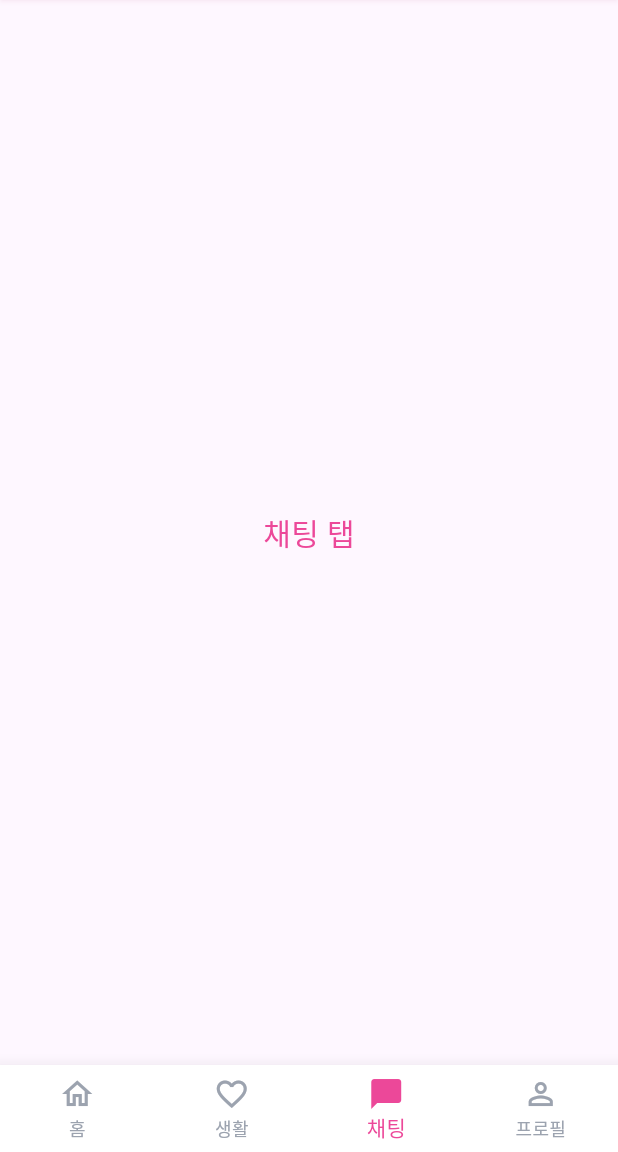
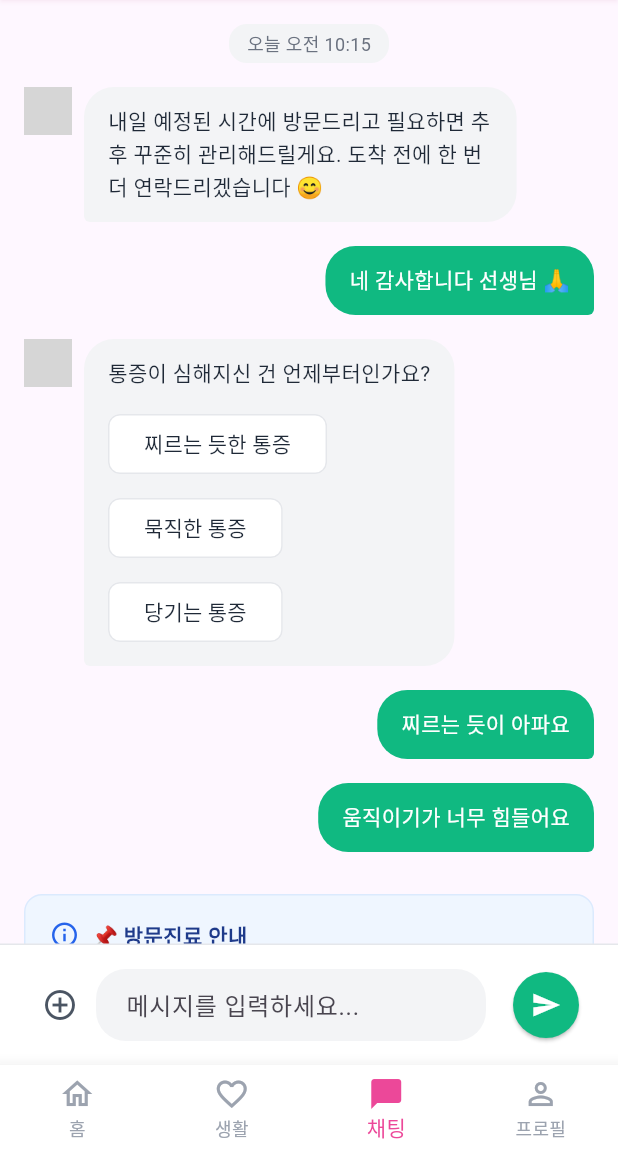
Before and after one commit to todo0157/medicalstandard, a Flutter app: the MainAppShellScreen screen opened directly, item 3 of the bottom bar chosen, on a phone screen of 412 x 824 dp, the part 84-1236 px from its top. Run offline on Flutter 3.47's test engine with Material 3 defaults, Android fonts, the phone set to English and light mode, and no system bars; missing offline and left inert: kakao_flutter_sdk; network calls fail; grey boxes are pictures that could not be loaded.

Commit message:
채팅창 구현 완료

```diff
--- /dev/null
+++ b/lib/chat_screen.dart
@@ -0,0 +1,585 @@
+import 'package:flutter/material.dart';
+
+// 11쪽_채팅화면.html의 Primary Color (#10B981) 반영
+const Color kChatPrimaryGreen = Color(0xFF10B981);
+const Color kChatBubbleGray = Color(0xFFF3F4F6); // secondary
+const Color kDarkGray = Color(0xFF1F2937);
+const Color kGrayText = Color(0xFF6B7280);
+
+class ChatScreen extends StatefulWidget {
+  const ChatScreen({super.key});
+
+  @override
+  State<ChatScreen> createState() => _ChatScreenState();
+}
+
+class _ChatScreenState extends State<ChatScreen> {
+  final TextEditingController _chatController = TextEditingController();
+  final ScrollController _scrollController = ScrollController();
+
+  List<Widget> _chatMessages = [];
+  bool _isInit = true;
+
+  @override
+  void initState() {
+    super.initState();
+  }
+
+  @override
+  void didChangeDependencies() {
+    super.didChangeDependencies();
+    if (_isInit) {
+      // 초기 샘플 메시지 로드
+      _chatMessages = [
+        _buildTimestamp("오늘 오전 10:15"),
+        _buildDoctorMessage("내일 예정된 시간에 방문드리고 필요하면 추후 꾸준히 관리해드릴게요. 도착 전에 한 번 더 연락드리겠습니다 😊"),
+        _buildUserMessage("네 감사합니다 선생님 🙏"),
+        _buildDoctorOptionsMessage(),
+        _buildUserMessage("찌르는 듯이 아파요"),
+        _buildUserMessage("움직이기가 너무 힘들어요"),
+        _buildInfoCard(), // 방문진료 안내 카드
+        _buildSuccessCard(), // 방문진료 예약 완료 카드
+      ];
+      _isInit = false; // 초기화 완료
+    }
+  }
+
+
+  @override
+  void dispose() {
+    _chatController.dispose();
+    _scrollController.dispose();
+    super.dispose();
+  }
+
+  // 채팅 전송 로직
+  void _handleSendMessage(String text) {
+    final message = text.trim();
+    if (message.isEmpty) return;
+
+    _chatController.clear();
+
+    setState(() {
+      _chatMessages.add(_buildUserMessage(message));
+    });
+
+    _scrollToBottom();
+  }
+
+  // 시스템 메시지(안내) 추가 로직
+  void _addSystemMessage(String text) {
+    setState(() {
+      _chatMessages.add(_buildSystemMessageWidget(text));
+    });
+    _scrollToBottom();
+  }
+
+  // 맨 아래로 스크롤하는 유틸리티
+  void _scrollToBottom() {
+    Future.delayed(const Duration(milliseconds: 50), () {
+      if (_scrollController.hasClients) {
+        _scrollController.animateTo(
+          _scrollController.position.maxScrollExtent,
+          duration: const Duration(milliseconds: 300),
+          curve: Curves.easeOut,
+        );
+      }
+    });
+  }
+
+
+  @override
+  Widget build(BuildContext context) {
+    return Column(
+      children: [
+        // 1. 채팅 메시지 스크롤 영역 (동적으로 변경)
+        Expanded(
+          child: ListView.builder(
+            controller: _scrollController,
+            padding: const EdgeInsets.all(16.0),
+            itemCount: _chatMessages.length,
+            itemBuilder: (context, index) {
+              return _chatMessages[index];
+            },
+          ),
+        ),
+
+        // 2. 하단 메시지 입력창
+        _buildChatInputBar(),
+      ],
+    );
+  }
+
+  // [수정됨] 방문진료 요청 모달 (image_36072a.png)
+  void _showVisitRequestModal(BuildContext context) {
+    showModalBottomSheet(
+      context: context,
+      backgroundColor: Colors.white,
+      isScrollControlled: true,
+      shape: const RoundedRectangleBorder(
+        borderRadius: BorderRadius.only(
+          topLeft: Radius.circular(24),
+          topRight: Radius.circular(24),
+        ),
+      ),
+      builder: (BuildContext context) {
+        // [수정됨] 모달 내의 상태(선택된 시간)를 관리하기 위해 StatefulBuilder 사용
+        return StatefulBuilder(
+          builder: (BuildContext context, StateSetter setModalState) {
+            // 모달 내부에서 사용할 상태 변수
+            final TextEditingController addressController = TextEditingController(text: "서울시 강남구 삼성동 100-1, 101동 1503호");
+            String selectedTime = "오늘 오후 2:00";
+            final List<String> timeOptions = ["오늘 오후 2:00", "오늘 오후 3:00", "오늘 오후 4:00"];
+
+            return Padding(
+              padding: EdgeInsets.only(
+                bottom: MediaQuery.of(context).viewInsets.bottom,
+                left: 24,
+                right: 24,
+                top: 16,
+              ),
+              child: Column(
+                mainAxisSize: MainAxisSize.min,
+                crossAxisAlignment: CrossAxisAlignment.start,
+                children: [
+                  // 모달 상단 핸들
+                  Center(
+                    child: Container(
+                      width: 48,
+                      height: 4,
+                      decoration: BoxDecoration(
+                        color: Colors.grey[300],
+                        borderRadius: BorderRadius.circular(2),
+                      ),
+                    ),
+                  ),
+                  const SizedBox(height: 24),
+                  // 헤더
+                  const Center(
+                    child: Text(
+                      "방문진료 요청",
+                      style: TextStyle(fontSize: 20, fontWeight: FontWeight.bold, color: kDarkGray),
+                    ),
+                  ),
+                  const SizedBox(height: 24),
+                  // 안내 박스 (image_36072a.png의 초록색 박스)
+                  Container(
+                    padding: const EdgeInsets.all(12),
+                    decoration: BoxDecoration(
+                      color: kChatPrimaryGreen.withOpacity(0.1),
+                      borderRadius: BorderRadius.circular(8),
+                    ),
+                    child: const Row(
+                      mainAxisAlignment: MainAxisAlignment.center,
+                      children: [
+                        Icon(Icons.check_circle, color: kChatPrimaryGreen, size: 20),
+                        SizedBox(width: 8),
+                        Text(
+                          "현재 환자는 재진 환자입니다 → 방문진료 가능",
+                          style: TextStyle(color: kChatPrimaryGreen, fontWeight: FontWeight.w500),
+                        ),
+                      ],
+                    ),
+                  ),
+                  const SizedBox(height: 24),
+
+                  // 환자 정보 (image_374a60.png 반영)
+                  const Text("환자 정보", style: TextStyle(fontSize: 14, color: kGrayText)),
+                  const SizedBox(height: 4),
+                  Container(
+                    width: double.infinity,
+                    padding: const EdgeInsets.all(12),
+                    decoration: BoxDecoration(
+                      color: Colors.grey[100],
+                      borderRadius: BorderRadius.circular(8),
+                    ),
+                    child: const Column(
+                      crossAxisAlignment: CrossAxisAlignment.start,
+                      children: [
+                        Text("이름: 박영수 (남, 65세)", style: TextStyle(fontSize: 16, color: kDarkGray, fontWeight: FontWeight.w500)),
+                        SizedBox(height: 4),
+                        Text("최근 진료: 2024.01.15 (요통 치료)", style: TextStyle(fontSize: 14, color: kGrayText)),
+                      ],
+                    ),
+                  ),
+                  const SizedBox(height: 16),
+
+                  // [수정됨] 방문 주소 (TextField로 변경)
+                  const Text("방문 주소", style: TextStyle(fontSize: 14, color: kGrayText)),
+                  const SizedBox(height: 4),
+                  TextField(
+                    controller: addressController,
+                    decoration: InputDecoration(
+                      filled: true,
+                      fillColor: Colors.grey[100],
+                      border: OutlineInputBorder(
+                        borderRadius: BorderRadius.circular(8),
+                        borderSide: BorderSide(color: Colors.grey[300]!),
+                      ),
+                      enabledBorder: OutlineInputBorder(
+                        borderRadius: BorderRadius.circular(8),
+                        borderSide: BorderSide(color: Colors.grey[300]!),
+                      ),
+                      focusedBorder: OutlineInputBorder(
+                        borderRadius: BorderRadius.circular(8),
+                        borderSide: const BorderSide(color: kChatPrimaryGreen, width: 2),
+                      ),
+                      contentPadding: const EdgeInsets.symmetric(horizontal: 12, vertical: 14),
+                    ),
+                  ),
+                  const SizedBox(height: 16),
+
+                  // [수정됨] 희망 방문 시간 (DropdownButton으로 변경)
+                  const Text("희망 방문 시간", style: TextStyle(fontSize: 14, color: kGrayText)),
+                  const SizedBox(height: 4),
+                  Container(
+                    padding: const EdgeInsets.symmetric(horizontal: 12),
+                    decoration: BoxDecoration(
+                      color: Colors.grey[100],
+                      borderRadius: BorderRadius.circular(8),
+                      border: Border.all(color: Colors.grey[300]!),
+                    ),
+                    child: DropdownButtonHideUnderline(
+                      child: DropdownButton<String>(
+                        isExpanded: true,
+                        value: selectedTime,
+                        icon: const Icon(Icons.arrow_drop_down, color: kGrayText),
+                        onChanged: (String? newValue) {
+                          setModalState(() { // StatefulBuilder의 setState 사용
+                            selectedTime = newValue!;
+                          });
+                        },
+                        items: timeOptions.map<DropdownMenuItem<String>>((String value) {
+                          return DropdownMenuItem<String>(
+                            value: value,
+                            child: Text(value, style: const TextStyle(fontSize: 16, color: kDarkGray)),
+                          );
+                        }).toList(),
+                      ),
+                    ),
+                  ),
+
+                  const SizedBox(height: 32),
+
+                  // 버튼
+                  Row(
+                    children: [
+                      Expanded(
+                        child: OutlinedButton(
+                          onPressed: () => Navigator.of(context).pop(),
+                          style: OutlinedButton.styleFrom(
+                            padding: const EdgeInsets.symmetric(vertical: 16),
+                            side: BorderSide(color: Colors.grey[300]!),
+                            shape: RoundedRectangleBorder(borderRadius: BorderRadius.circular(8)),
+                          ),
+                          child: const Text("취소", style: TextStyle(color: kDarkGray)),
+                        ),
+                      ),
+                      const SizedBox(width: 12),
+                      Expanded(
+                        child: ElevatedButton(
+                          onPressed: () {
+                            Navigator.of(context).pop();
+                            _addSystemMessage("방문진료 요청이 접수되었습니다. 일정 확정 시 알림이 갑니다.");
+                          },
+                          style: ElevatedButton.styleFrom(
+                            backgroundColor: kChatPrimaryGreen,
+                            foregroundColor: Colors.white,
+                            padding: const EdgeInsets.symmetric(vertical: 16),
+                            shape: RoundedRectangleBorder(borderRadius: BorderRadius.circular(8)),
+                            elevation: 0,
+                          ),
+                          child: const Text("요청 전송"),
+                        ),
+                      ),
+                    ],
+                  ),
+                  const SizedBox(height: 24), // 하단 여백
+                ],
+              ),
+            );
+          },
+        );
+      },
+    );
+  }
+
+  // 모달 내부 정보 행 위젯 (이제 환자 정보만 처리)
+  Widget _buildModalInfoRow({required String title, required String content}) {
+    return Padding(
+      padding: const EdgeInsets.only(bottom: 16.0),
+      child: Column(
+        crossAxisAlignment: CrossAxisAlignment.start,
+        children: [
+          Text(title, style: const TextStyle(fontSize: 14, color: kGrayText)),
+          const SizedBox(height: 4),
+          Text(content, style: const TextStyle(fontSize: 16, color: kDarkGray, fontWeight: FontWeight.w500)),
+        ],
+      ),
+    );
+  }
+
+  // 시스템 메시지 위젯 (image_36590c.png)
+  Widget _buildSystemMessageWidget(String text) {
+    return Container(
+      padding: const EdgeInsets.symmetric(horizontal: 16, vertical: 12),
+      margin: const EdgeInsets.symmetric(vertical: 12, horizontal: 16),
+      decoration: BoxDecoration(
+        color: const Color(0xFFEFF6FF), // bg-blue-50
+        borderRadius: BorderRadius.circular(12),
+        border: Border.all(color: const Color(0xFFDBEAFE)), // border-blue-200
+      ),
+      child: Row(
+        children: [
+          const Icon(Icons.info_outline, color: Color(0xFF2563EB), size: 20),
+          const SizedBox(width: 12),
+          Expanded(
+            child: Text(
+              text,
+              style: const TextStyle(color: Color(0xFF1E40AF), fontSize: 14)
+            ),
+          ),
+        ],
+      ),
+    );
+  }
+
+  // 시간 표시 (예: "오늘 오전 10:15")
+  Widget _buildTimestamp(String time) {
+    return Center(
+      child: Container(
+        padding: const EdgeInsets.symmetric(horizontal: 12, vertical: 4),
+        margin: const EdgeInsets.only(bottom: 16),
+        decoration: BoxDecoration(
+          color: const Color(0xFFF3F4F6), // gray-100
+          borderRadius: BorderRadius.circular(12),
+        ),
+        child: Text(
+          time,
+          style: const TextStyle(fontSize: 12, color: Color(0xFF6B7280)), // gray-500
+        ),
+      ),
+    );
+  }
+
+  // 의사 메시지 버블 (왼쪽)
+  Widget _buildDoctorMessage(String message) {
+    return Padding(
+      padding: const EdgeInsets.only(bottom: 16.0),
+      child: Row(
+        crossAxisAlignment: CrossAxisAlignment.start,
+        children: [
+          const CircleAvatar(
+            radius: 16,
+            backgroundImage: NetworkImage("https://readdy.ai/api/search-image?query=professional%20korean%20traditional%20medicine%20doctor%20portrait%2C%20middle%20aged%20male%2C%20white%20coat%2C%20friendly%20smile%2C%20medical%20professional%20headshot%2C%20clean%20background&width=64&height=64&seq=doctor002&orientation=squarish"),
+          ),
+          const SizedBox(width: 8),
+          Container(
+            padding: const EdgeInsets.symmetric(horizontal: 16, vertical: 12),
+            constraints: BoxConstraints(maxWidth: MediaQuery.of(context).size.width * 0.7),
+            decoration: BoxDecoration(
+              color: kChatBubbleGray,
+              borderRadius: BorderRadius.circular(20).copyWith(
+                bottomLeft: const Radius.circular(4),
+              ),
+            ),
+            child: Text(message, style: const TextStyle(color: kDarkGray, fontSize: 14, height: 1.5)),
+          ),
+        ],
+      ),
+    );
+  }
+
+  // 사용자(나) 메시지 버블 (오른쪽)
+  Widget _buildUserMessage(String message) {
+    return Padding(
+      padding: const EdgeInsets.only(bottom: 16.0),
+      child: Row(
+        mainAxisAlignment: MainAxisAlignment.end,
+        children: [
+          Container(
+            padding: const EdgeInsets.symmetric(horizontal: 16, vertical: 12),
+            constraints: BoxConstraints(maxWidth: MediaQuery.of(context).size.width * 0.7),
+            decoration: BoxDecoration(
+              color: kChatPrimaryGreen, // bg-primary (green)
+              borderRadius: BorderRadius.circular(20).copyWith(
+                bottomRight: const Radius.circular(4), // rounded-br-md
+              ),
+            ),
+            child: Text(message, style: const TextStyle(color: Colors.white, fontSize: 14, height: 1.5)),
+          ),
+        ],
+      ),
+    );
+  }
+
+  // 의사 메시지 (옵션 버튼 포함)
+  Widget _buildDoctorOptionsMessage() {
+    Widget buildOption(String text) {
+      return OutlinedButton(
+        onPressed: () { /* (개선) 옵션 선택 시 로직 */ },
+        style: OutlinedButton.styleFrom(
+          foregroundColor: kDarkGray,
+          backgroundColor: Colors.white,
+          side: const BorderSide(color: Color(0xFFE5E7EB)), // border
+          shape: RoundedRectangleBorder(borderRadius: BorderRadius.circular(8)),
+        ),
+        child: Text(text, style: const TextStyle(fontSize: 14)),
+      );
+    }
+
+    return Padding(
+      padding: const EdgeInsets.only(bottom: 16.0),
+      child: Row(
+        crossAxisAlignment: CrossAxisAlignment.start,
+        children: [
+          const CircleAvatar(
+            radius: 16,
+            backgroundImage: NetworkImage("https://readdy.ai/api/search-image?query=professional%20korean%20traditional%20medicine%20doctor%20portrait%2C%20middle%20aged%20male%2C%20white%20coat%2C%20friendly%20smile%2C%20medical%20professional%20headshot%2C%20clean%20background&width=64&height=64&seq=doctor004&orientation=squarish"),
+          ),
+          const SizedBox(width: 8),
+          Container(
+            padding: const EdgeInsets.symmetric(horizontal: 16, vertical: 12),
+            constraints: BoxConstraints(maxWidth: MediaQuery.of(context).size.width * 0.7),
+            decoration: BoxDecoration(
+              color: kChatBubbleGray,
+              borderRadius: BorderRadius.circular(20).copyWith(
+                bottomLeft: const Radius.circular(4),
+              ),
+            ),
+            child: Column(
+              crossAxisAlignment: CrossAxisAlignment.start,
+              children: [
+                const Text("통증이 심해지신 건 언제부터인가요?", style: TextStyle(color: kDarkGray, fontSize: 14, height: 1.5)),
+                const SizedBox(height: 12),
+                buildOption("찌르는 듯한 통증"),
+                const SizedBox(height: 8),
+                buildOption("묵직한 통증"),
+                const SizedBox(height: 8),
+                buildOption("당기는 통증"),
+              ],
+            ),
+          ),
+        ],
+      ),
+    );
+  }
+
+  // 방문진료 안내 카드
+  Widget _buildInfoCard() {
+    return Container(
+      padding: const EdgeInsets.all(16),
+      margin: const EdgeInsets.symmetric(vertical: 12),
+      decoration: BoxDecoration(
+        color: const Color(0xFFEFF6FF), // bg-blue-50
+        border: Border.all(color: const Color(0xFFDBEAFE)), // border-blue-200
+        borderRadius: BorderRadius.circular(12),
+      ),
+      child: Column(
+        crossAxisAlignment: CrossAxisAlignment.start,
+        children: [
+          const Row(
+            children: [
+              Icon(Icons.info_outline, color: Color(0xFF2563EB), size: 20),
+              SizedBox(width: 8),
+              Text("📌 방문진료 안내", style: TextStyle(color: Color(0xFF1E3A8A), fontWeight: FontWeight.bold, fontSize: 14)),
+            ],
+          ),
+          const SizedBox(height: 8),
+          const Text("• 원칙: 시범기관 내원 후 1회 이상 진료받은 환자", style: TextStyle(color: Color(0xFF1E40AF), fontSize: 12)),
+          const Text("• 예외: 한의사가 필요하다고 판단 시 초진도 가능", style: TextStyle(color: Color(0xFF1E40AF), fontSize: 12)),
+          const SizedBox(height: 12),
+          SizedBox(
+            width: double.infinity,
+            child: ElevatedButton(
+              onPressed: () => _showVisitRequestModal(context),
+              style: ElevatedButton.styleFrom(
+                backgroundColor: const Color(0xFF2563EB), // bg-blue-600
+                foregroundColor: Colors.white,
+                shape: RoundedRectangleBorder(borderRadius: BorderRadius.circular(8)),
+              ),
+              child: const Text("방문진료 요청", style: TextStyle(fontSize: 14, fontWeight: FontWeight.w500)),
+            ),
+          ),
+        ],
+      ),
+    );
+  }
+
+  // 예약 완료 카드
+  Widget _buildSuccessCard() {
+    return Container(
+      padding: const EdgeInsets.all(16),
+      margin: const EdgeInsets.symmetric(vertical: 12),
+      decoration: BoxDecoration(
+        color: const Color(0xFFF0FDF4), // bg-green-50
+        border: Border.all(color: const Color(0xFFBBF7D0)), // border-green-200
+        borderRadius: BorderRadius.circular(12),
+      ),
+      child: const Row(
+        children: [
+          Icon(Icons.check_circle_outline, color: Color(0xFF16A34A), size: 20),
+          SizedBox(width: 12),
+          Column(
+            crossAxisAlignment: CrossAxisAlignment.start,
+            children: [
+              Text("오후 2:00 방문진료가 예약되었습니다.", style: TextStyle(color: Color(0xFF15803D), fontWeight: FontWeight.w500, fontSize: 14)),
+              SizedBox(height: 2),
+              Text("일정 변경 시 미리 연락드리겠습니다.", style: TextStyle(color: Color(0xFF166534), fontSize: 12)),
+            ],
+          ),
+        ],
+      ),
+    );
+  }
+
+  // 하단 메시지 입력창 (HTML의 input-container)
+  Widget _buildChatInputBar() {
+    return Container(
+      padding: const EdgeInsets.all(16),
+      decoration: BoxDecoration(
+        color: Colors.white,
+        border: Border(top: BorderSide(color: const Color(0xFFE5E7EB))),
+      ),
+      child: Row(
+        children: [
+          IconButton(
+            icon: const Icon(Icons.add_circle_outline, color: Color(0xFF4B5563)),
+            onPressed: () { /* (개선) 파일/사진 첨부 */ },
+          ),
+
+          // 텍스트 필드
+          Expanded(
+            child: TextField(
+              controller: _chatController,
+              decoration: InputDecoration(
+                hintText: "메시지를 입력하세요...",
+                filled: true,
+                fillColor: kChatBubbleGray,
+                border: OutlineInputBorder(
+                  borderRadius: BorderRadius.circular(20),
+                  borderSide: BorderSide.none,
+                ),
+                contentPadding: const EdgeInsets.symmetric(horizontal: 16, vertical: 10),
+              ),
+              onSubmitted: (text) => _handleSendMessage(text),
+            ),
+          ),
+          const SizedBox(width: 8),
+
+          // 전송 버튼
+          ElevatedButton(
+            onPressed: () => _handleSendMessage(_chatController.text),
+            style: ElevatedButton.styleFrom(
+              backgroundColor: kChatPrimaryGreen,
+              foregroundColor: Colors.white,
+              shape: const CircleBorder(),
+              padding: const EdgeInsets.all(12),
+            ),
+            child: const Icon(Icons.send, size: 20),
+          ),
+        ],
+      ),
+    );
+  }
+}
```
Also changed, not shown: lib/main_app_shell_screen.dart (+15 -25 lines).
